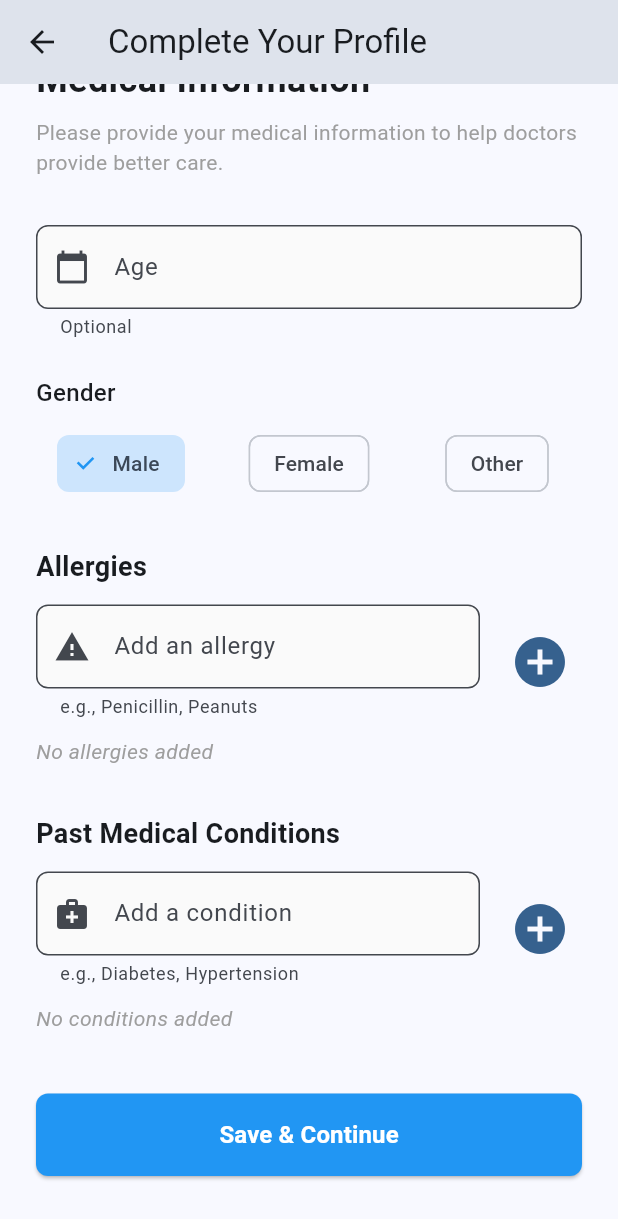
After one commit to ABHINAVVV13/gr05-easymed-fall-2025, a Flutter app: the PatientProfileSetupScreen screen opened by its route, scrolled down 150 dp, after a tap on "Male", on a phone screen of 412 x 824 dp. The commit adds this screen. Shown: the top 1219 px of the screen. Run offline on Flutter 3.47's test engine with Material 3 defaults, Android fonts, the phone set to English and light mode, and no system bars; our stand-ins replace cloud_firestore, firebase_auth, firebase_core, flutter_dotenv, flutter_riverpod, go_router and 1 more; accounts and stored records are empty.

Commit message:
feat: add patient profile setup screen
- Copy PatientProfileSetupScreen from POC with medical information form
- Support age, gender, allergies, and past medical conditions
- Enable create and edit modes for patient profiles
- Uncomment patient profile route in router
- Integrate with auth provider for user data updates
- Add form validation and error handling

```diff
--- a/lib/router/app_router.dart
+++ b/lib/router/app_router.dart
@@ -5,7 +5,7 @@ import '../screens/auth/login_screen.dart';
 import '../screens/auth/signup_screen.dart';
 // TODO: Uncomment screens as they are implemented in later branches
 // import '../screens/home/home_screen.dart';
-// import '../screens/patient/patient_profile_setup_screen.dart';
+import '../screens/patient/patient_profile_setup_screen.dart';
 // import '../screens/patient/doctor_search_screen.dart';
 // import '../screens/patient/doctor_details_screen.dart';
 // import '../screens/patient/appointment_booking_screen.dart';
@@ -158,18 +158,18 @@ final routerProvider = Provider<GoRouter>((ref) {
       ),
       // TODO: Uncomment routes as screens are implemented
       // Patient routes
-      // GoRoute(
-      //   path: '/patient-profile',
-      //   name: 'patient-profile',
-      //   builder: (context, state) {
-      //     final isEditing = state.uri.queryParameters['edit'] == 'true';
-      //     final user = authState.value;
-      //     return PatientProfileSetupScreen(
-      //       isEditing: isEditing,
-      //       initialUser: user,
-      //     );
-      //   },
-      // ),
+      GoRoute(
+        path: '/patient-profile',
+        name: 'patient-profile',
+        builder: (context, state) {
+          final isEditing = state.uri.queryParameters['edit'] == 'true';
+          final user = authState.value;
+          return PatientProfileSetupScreen(
+            isEditing: isEditing,
+            initialUser: user,
+          );
+        },
+      ),
       // GoRoute(
       //   path: '/doctor-search',
       //   name: 'doctor-search',
--- /dev/null
+++ b/lib/screens/patient/patient_profile_setup_screen.dart
@@ -0,0 +1,503 @@
+import 'package:flutter/material.dart';
+import 'package:flutter_riverpod/flutter_riverpod.dart';
+import 'package:go_router/go_router.dart';
+import '../../models/user_model.dart';
+import '../../providers/auth_provider.dart';
+
+class PatientProfileSetupScreen extends ConsumerStatefulWidget {
+  final bool isEditing;
+  final UserModel? initialUser;
+
+  const PatientProfileSetupScreen({
+    super.key,
+    this.isEditing = false,
+    this.initialUser,
+  });
+
+  @override
+  ConsumerState<PatientProfileSetupScreen> createState() =>
+      _PatientProfileSetupScreenState();
+}
+
+class _PatientProfileSetupScreenState
+    extends ConsumerState<PatientProfileSetupScreen> {
+  final _formKey = GlobalKey<FormState>();
+  final _ageController = TextEditingController();
+  final _allergyController = TextEditingController();
+  final _conditionController = TextEditingController();
+
+  String? _selectedGender;
+  List<String> _allergies = [];
+  List<String> _pastConditions = [];
+  bool _isLoading = false;
+
+  @override
+  void initState() {
+    super.initState();
+    if (widget.isEditing && widget.initialUser != null) {
+      final user = widget.initialUser!;
+      if (user.age != null) {
+        _ageController.text = user.age.toString();
+      }
+      _selectedGender = user.gender;
+      _allergies = List<String>.from(user.allergies ?? []);
+      _pastConditions = List<String>.from(user.pastConditions ?? []);
+    }
+  }
+
+  @override
+  void dispose() {
+    _ageController.dispose();
+    _allergyController.dispose();
+    _conditionController.dispose();
+    super.dispose();
+  }
+
+  void _addAllergy() {
+    final allergy = _allergyController.text.trim();
+    if (allergy.isNotEmpty && !_allergies.contains(allergy)) {
+      setState(() {
+        _allergies.add(allergy);
+        _allergyController.clear();
+      });
+      FocusScope.of(context).unfocus();
+    }
+  }
+
+  void _removeAllergy(String allergy) {
+    setState(() {
+      _allergies.remove(allergy);
+    });
+  }
+
+  void _addCondition() {
+    final condition = _conditionController.text.trim();
+    if (condition.isNotEmpty && !_pastConditions.contains(condition)) {
+      setState(() {
+        _pastConditions.add(condition);
+        _conditionController.clear();
+      });
+      FocusScope.of(context).unfocus();
+    }
+  }
+
+  void _removeCondition(String condition) {
+    setState(() {
+      _pastConditions.remove(condition);
+    });
+  }
+
+  Future<void> _saveProfile() async {
+    if (!_formKey.currentState!.validate()) {
+      return;
+    }
+
+    setState(() => _isLoading = true);
+
+    try {
+      final currentUser = ref.read(authStateNotifierProvider).value;
+      if (currentUser == null) {
+        throw Exception('User not logged in');
+      }
+
+      // Parse age - make it optional
+      int? age;
+      if (_ageController.text.trim().isNotEmpty) {
+        age = int.tryParse(_ageController.text.trim());
+        if (age == null || age < 0 || age > 150) {
+          setState(() => _isLoading = false);
+          ScaffoldMessenger.of(context).showSnackBar(
+            const SnackBar(
+              content: Text('Please enter a valid age (0-150)'),
+              backgroundColor: Colors.red,
+            ),
+          );
+          return;
+        }
+      }
+
+      final updatedUser = currentUser.copyWith(
+        age: age,
+        gender: _selectedGender,
+        allergies: _allergies.isEmpty ? null : _allergies,
+        pastConditions: _pastConditions.isEmpty ? null : _pastConditions,
+        updatedAt: DateTime.now(),
+      );
+
+      await ref.read(authStateNotifierProvider.notifier).updateUserData(updatedUser);
+
+      if (mounted) {
+        ScaffoldMessenger.of(context).showSnackBar(
+          SnackBar(
+            content: Text(widget.isEditing
+                ? 'Profile updated successfully!'
+                : 'Profile created successfully!'),
+            backgroundColor: Colors.green,
+          ),
+        );
+
+        // Wait a moment for the snackbar to show
+        await Future.delayed(const Duration(milliseconds: 500));
+
+        if (!widget.isEditing) {
+          // First time setup - navigate to home
+          if (mounted) {
+            context.go('/home');
+          }
+        } else {
+          // Editing - go back
+          if (mounted) {
+            context.pop();
+          }
+        }
+      }
+    } catch (e) {
+      if (mounted) {
+        setState(() => _isLoading = false);
+        ScaffoldMessenger.of(context).showSnackBar(
+          SnackBar(
+            content: Text('Error saving profile: ${e.toString()}'),
+            backgroundColor: Colors.red,
+            duration: const Duration(seconds: 4),
+          ),
+        );
+      }
+    }
+  }
+
+  void _showExitConfirmationDialog() {
+    showDialog(
+      context: context,
+      builder: (BuildContext dialogContext) {
+        return AlertDialog(
+          title: const Text('Complete Your Profile'),
+          content: const Text(
+            'Please complete your profile to use EasyMed. This information helps doctors provide better care.',
+          ),
+          actions: [
+            TextButton(
+              onPressed: () => Navigator.of(dialogContext).pop(),
+              child: const Text('Stay'),
+            ),
+            ElevatedButton(
+              onPressed: () {
+                Navigator.of(dialogContext).pop();
+                // Sign out if they really want to leave
+                ref.read(authStateNotifierProvider.notifier).signOut();
+                if (context.mounted) {
+                  context.go('/login');
+                }
+              },
+              style: ElevatedButton.styleFrom(
+                backgroundColor: Colors.red,
+                foregroundColor: Colors.white,
+              ),
+              child: const Text('Sign Out'),
+            ),
+          ],
+        );
+      },
+    );
+  }
+
+  @override
+  Widget build(BuildContext context) {
+    return Scaffold(
+      appBar: AppBar(
+        title: Text(widget.isEditing ? 'Edit Profile' : 'Complete Your Profile'),
+        leading: IconButton(
+          icon: const Icon(Icons.arrow_back),
+          onPressed: () {
+            if (widget.isEditing) {
+              context.pop();
+            } else {
+              // For first time setup, show confirmation dialog
+              _showExitConfirmationDialog();
+            }
+          },
+        ),
+      ),
+      body: SingleChildScrollView(
+        padding: const EdgeInsets.all(24.0),
+        child: Form(
+          key: _formKey,
+          child: Column(
+            crossAxisAlignment: CrossAxisAlignment.stretch,
+            children: [
+              if (!widget.isEditing) ...[
+                const SizedBox(height: 8),
+                Container(
+                  padding: const EdgeInsets.all(16),
+                  decoration: BoxDecoration(
+                    color: Colors.blue.shade50,
+                    borderRadius: BorderRadius.circular(12),
+                    border: Border.all(color: Colors.blue.shade200),
+                  ),
+                  child: Row(
+                    children: [
+                      Icon(Icons.info_outline, color: Colors.blue.shade700),
+                      const SizedBox(width: 12),
+                      Expanded(
+                        child: Text(
+                          'Complete your profile to get started with EasyMed',
+                          style: TextStyle(
+                            color: Colors.blue.shade900,
+                            fontWeight: FontWeight.w500,
+                          ),
+                        ),
+                      ),
+                    ],
+                  ),
+                ),
+                const SizedBox(height: 24),
+              ],
+              const Text(
+                'Medical Information',
+                style: TextStyle(
+                  fontSize: 24,
+                  fontWeight: FontWeight.bold,
+                ),
+              ),
+              const SizedBox(height: 8),
+              const Text(
+                'Please provide your medical information to help doctors provide better care.',
+                style: TextStyle(
+                  fontSize: 14,
+                  color: Colors.grey,
+                ),
+              ),
+              const SizedBox(height: 32),
+              // Age field
+              TextFormField(
+                controller: _ageController,
+                keyboardType: TextInputType.number,
+                decoration: InputDecoration(
+                  labelText: 'Age',
+                  prefixIcon: const Icon(Icons.calendar_today),
+                  border: OutlineInputBorder(
+                    borderRadius: BorderRadius.circular(8),
+                  ),
+                  helperText: 'Optional',
+                  filled: true,
+                  fillColor: Colors.grey.shade50,
+                ),
+                validator: (value) {
+                  if (value != null && value.isNotEmpty) {
+                    final age = int.tryParse(value);
+                    if (age == null || age < 0 || age > 150) {
+                      return 'Please enter a valid age (0-150)';
+                    }
+                  }
+                  return null;
+                },
+              ),
+              const SizedBox(height: 24),
+              // Gender selection
+              const Text(
+                'Gender',
+                style: TextStyle(
+                  fontSize: 16,
+                  fontWeight: FontWeight.w500,
+                ),
+              ),
+              const SizedBox(height: 12),
+              Row(
+                children: [
+                  Expanded(
+                    child: ChoiceChip(
+                      label: const Text('Male'),
+                      selected: _selectedGender == 'Male',
+                      onSelected: (selected) {
+                        setState(() => _selectedGender = selected ? 'Male' : null);
+                      },
+                      selectedColor: const Color(0xFF2196F3).withValues(alpha: 0.2),
+                      checkmarkColor: const Color(0xFF2196F3),
+                    ),
+                  ),
+                  const SizedBox(width: 12),
+                  Expanded(
+                    child: ChoiceChip(
+                      label: const Text('Female'),
+                      selected: _selectedGender == 'Female',
+                      onSelected: (selected) {
+                        setState(() => _selectedGender = selected ? 'Female' : null);
+                      },
+                      selectedColor: const Color(0xFF2196F3).withValues(alpha: 0.2),
+                      checkmarkColor: const Color(0xFF2196F3),
+                    ),
+                  ),
+                  const SizedBox(width: 12),
+                  Expanded(
+                    child: ChoiceChip(
+                      label: const Text('Other'),
+                      selected: _selectedGender == 'Other',
+                      onSelected: (selected) {
+                        setState(() => _selectedGender = selected ? 'Other' : null);
+                      },
+                      selectedColor: const Color(0xFF2196F3).withValues(alpha: 0.2),
+                      checkmarkColor: const Color(0xFF2196F3),
+                    ),
+                  ),
+                ],
+              ),
+              const SizedBox(height: 32),
+              // Allergies section
+              const Text(
+                'Allergies',
+                style: TextStyle(
+                  fontSize: 18,
+                  fontWeight: FontWeight.w600,
+                ),
+              ),
+              const SizedBox(height: 12),
+              Row(
+                children: [
+                  Expanded(
+                    child: TextFormField(
+                      controller: _allergyController,
+                      decoration: InputDecoration(
+                        labelText: 'Add an allergy',
+                        prefixIcon: const Icon(Icons.warning),
+                        border: OutlineInputBorder(
+                          borderRadius: BorderRadius.circular(8),
+                        ),
+                        helperText: 'e.g., Penicillin, Peanuts',
+                        filled: true,
+                        fillColor: Colors.grey.shade50,
+                      ),
+                      onFieldSubmitted: (_) => _addAllergy(),
+                    ),
+                  ),
+                  const SizedBox(width: 12),
+                  IconButton(
+                    icon: const Icon(Icons.add_circle),
+                    onPressed: _addAllergy,
+                    color: Theme.of(context).primaryColor,
+                    iconSize: 40,
+                  ),
+                ],
+              ),
+              const SizedBox(height: 12),
+              if (_allergies.isNotEmpty) ...[
+                Wrap(
+                  spacing: 8,
+                  runSpacing: 8,
+                  children: _allergies.map((allergy) {
+                    return Chip(
+                      label: Text(allergy),
+                      onDeleted: () => _removeAllergy(allergy),
+                      deleteIcon: const Icon(Icons.close, size: 18),
+                    );
+                  }).toList(),
+                ),
+              ] else ...[
+                const Text(
+                  'No allergies added',
+                  style: TextStyle(
+                    fontSize: 14,
+                    color: Colors.grey,
+                    fontStyle: FontStyle.italic,
+                  ),
+                ),
+              ],
+              const SizedBox(height: 32),
+              // Past conditions section
+              const Text(
+                'Past Medical Conditions',
+                style: TextStyle(
+                  fontSize: 18,
+                  fontWeight: FontWeight.w600,
+                ),
+              ),
+              const SizedBox(height: 12),
+              Row(
+                children: [
+                  Expanded(
+                    child: TextFormField(
+                      controller: _conditionController,
+                      decoration: InputDecoration(
+                        labelText: 'Add a condition',
+                        prefixIcon: const Icon(Icons.medical_services),
+                        border: OutlineInputBorder(
+                          borderRadius: BorderRadius.circular(8),
+                        ),
+                        helperText: 'e.g., Diabetes, Hypertension',
+                        filled: true,
+                        fillColor: Colors.grey.shade50,
+                      ),
+                      onFieldSubmitted: (_) => _addCondition(),
+                    ),
+                  ),
+                  const SizedBox(width: 12),
+                  IconButton(
+                    icon: const Icon(Icons.add_circle),
+                    onPressed: _addCondition,
+                    color: Theme.of(context).primaryColor,
+                    iconSize: 40,
+                  ),
+                ],
+              ),
+              const SizedBox(height: 12),
+              if (_pastConditions.isNotEmpty) ...[
+                Wrap(
+                  spacing: 8,
+                  runSpacing: 8,
+                  children: _pastConditions.map((condition) {
+                    return Chip(
+                      label: Text(condition),
+                      onDeleted: () => _removeCondition(condition),
+                      deleteIcon: const Icon(Icons.close, size: 18),
+                    );
+                  }).toList(),
+                ),
+              ] else ...[
+                const Text(
+                  'No conditions added',
+                  style: TextStyle(
+                    fontSize: 14,
+                    color: Colors.grey,
+                    fontStyle: FontStyle.italic,
+                  ),
+                ),
+              ],
+              const SizedBox(height: 40),
+              // Save button
+              SizedBox(
+                width: double.infinity,
+                child: ElevatedButton(
+                  onPressed: _isLoading ? null : _saveProfile,
+                  style: ElevatedButton.styleFrom(
+                    padding: const EdgeInsets.symmetric(vertical: 16),
+                    backgroundColor: const Color(0xFF2196F3),
+                    foregroundColor: Colors.white,
+                    shape: RoundedRectangleBorder(
+                      borderRadius: BorderRadius.circular(8),
+                    ),
+                  ),
+                  child: _isLoading
+                      ? const SizedBox(
+                          height: 20,
+                          width: 20,
+                          child: CircularProgressIndicator(
+                            strokeWidth: 2,
+                            valueColor:
+                                AlwaysStoppedAnimation<Color>(Colors.white),
+                          ),
+                        )
+                      : Text(
+                          widget.isEditing ? 'Update Profile' : 'Save & Continue',
+                          style: const TextStyle(
+                            fontSize: 16,
+                            fontWeight: FontWeight.w600,
+                          ),
+                        ),
+                ),
+              ),
+              const SizedBox(height: 16),
+            ],
+          ),
+        ),
+      ),
+    );
+  }
+}
```
